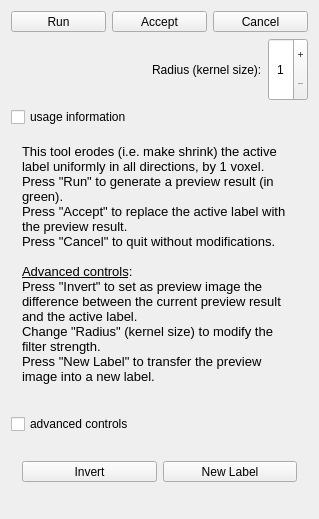
MITK/MITK, file Modules/SegmentationUI/Qmitk/QmitkErodeTool3DGUIControls.ui: the form before one commit.
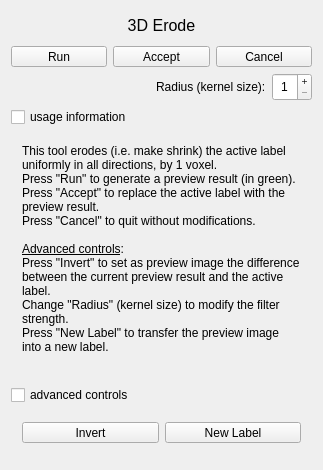
The form after the commit. Icons and pictures are not drawn.

Diff of the .ui file:
```diff
--- a/Modules/SegmentationUI/Qmitk/QmitkErodeTool3DGUIControls.ui
+++ b/Modules/SegmentationUI/Qmitk/QmitkErodeTool3DGUIControls.ui
@@ -6,8 +6,8 @@
    <rect>
     <x>0</x>
     <y>0</y>
-    <width>319</width>
-    <height>519</height>
+    <width>323</width>
+    <height>470</height>
    </rect>
   </property>
   <property name="sizePolicy">
@@ -29,6 +29,21 @@
    <string/>
   </property>
   <layout class="QVBoxLayout" name="verticalLayout_2">
+   <item>
+    <widget class="QLabel" name="label">
+     <property name="font">
+      <font>
+       <pointsize>12</pointsize>
+      </font>
+     </property>
+     <property name="text">
+      <string>3D Erode</string>
+     </property>
+     <property name="alignment">
+      <set>Qt::AlignCenter</set>
+     </property>
+    </widget>
+   </item>
    <item>
     <layout class="QHBoxLayout" name="horizontalLayout">
      <item>
@@ -252,16 +267,16 @@
 &lt;html&gt;&lt;head&gt;&lt;meta name=&quot;qrichtext&quot; content=&quot;1&quot; /&gt;&lt;style type=&quot;text/css&quot;&gt;
 p, li { white-space: pre-wrap; }
 &lt;/style&gt;&lt;/head&gt;&lt;body style=&quot; font-family:'MS Shell Dlg 2'; font-size:8pt; font-weight:400; font-style:normal;&quot;&gt;
-&lt;p style=&quot; margin-top:0px; margin-bottom:0px; margin-left:0px; margin-right:0px; -qt-block-indent:0; text-indent:0px;&quot;&gt;&lt;span style=&quot; font-family:'Sans'; font-size:10pt;&quot;&gt;This tool erodes (i.e. make shrink) the active label uniformly in all directions, by 1 voxel.&lt;/span&gt; &lt;/p&gt;
-&lt;p style=&quot; margin-top:0px; margin-bottom:0px; margin-left:0px; margin-right:0px; -qt-block-indent:0; text-indent:0px;&quot;&gt;&lt;span style=&quot; font-family:'Sans'; font-size:10pt;&quot;&gt;Press &amp;quot;Run&amp;quot; to generate a preview result (in green).&lt;/span&gt;&lt;/p&gt;
-&lt;p style=&quot; margin-top:0px; margin-bottom:0px; margin-left:0px; margin-right:0px; -qt-block-indent:0; text-indent:0px;&quot;&gt;&lt;span style=&quot; font-family:'Sans'; font-size:10pt;&quot;&gt;Press &amp;quot;Accept&amp;quot; to replace the active label with the preview result.&lt;/span&gt;&lt;/p&gt;
-&lt;p style=&quot; margin-top:0px; margin-bottom:0px; margin-left:0px; margin-right:0px; -qt-block-indent:0; text-indent:0px;&quot;&gt;&lt;span style=&quot; font-family:'Sans'; font-size:10pt;&quot;&gt;Press &amp;quot;Cancel&amp;quot; to quit without modifications.&lt;/span&gt;&lt;/p&gt;
-&lt;p style=&quot;-qt-paragraph-type:empty; margin-top:0px; margin-bottom:0px; margin-left:0px; margin-right:0px; -qt-block-indent:0; text-indent:0px; font-family:'Sans'; font-size:10pt;&quot;&gt;&lt;br /&gt;&lt;/p&gt;
-&lt;p style=&quot; margin-top:0px; margin-bottom:0px; margin-left:0px; margin-right:0px; -qt-block-indent:0; text-indent:0px;&quot;&gt;&lt;span style=&quot; font-family:'Sans'; font-size:10pt; text-decoration: underline;&quot;&gt;Advanced controls&lt;/span&gt;&lt;span style=&quot; font-family:'Sans'; font-size:10pt;&quot;&gt;: &lt;/span&gt;&lt;/p&gt;
-&lt;p style=&quot; margin-top:0px; margin-bottom:0px; margin-left:0px; margin-right:0px; -qt-block-indent:0; text-indent:0px;&quot;&gt;&lt;span style=&quot; font-family:'Sans'; font-size:10pt;&quot;&gt;Press &amp;quot;Invert&amp;quot; to set as preview image the difference between the current preview result and the active label.&lt;/span&gt;&lt;/p&gt;
-&lt;p style=&quot; margin-top:0px; margin-bottom:0px; margin-left:0px; margin-right:0px; -qt-block-indent:0; text-indent:0px;&quot;&gt;&lt;span style=&quot; font-family:'Sans'; font-size:10pt;&quot;&gt;Change &amp;quot;Radius&amp;quot; (kernel size) to modify the filter strength.&lt;/span&gt;&lt;/p&gt;
-&lt;p style=&quot; margin-top:0px; margin-bottom:0px; margin-left:0px; margin-right:0px; -qt-block-indent:0; text-indent:0px;&quot;&gt;&lt;span style=&quot; font-family:'Sans'; font-size:10pt;&quot;&gt;Press &amp;quot;New Label&amp;quot; to transfer the preview image into a new label.&lt;/span&gt;&lt;/p&gt;
-&lt;p style=&quot;-qt-paragraph-type:empty; margin-top:0px; margin-bottom:0px; margin-left:0px; margin-right:0px; -qt-block-indent:0; text-indent:0px;&quot;&gt;&lt;br /&gt;&lt;/p&gt;&lt;/body&gt;&lt;/html&gt;</string>
+&lt;p style=&quot; margin-top:0px; margin-bottom:0px; margin-left:0px; margin-right:0px; -qt-block-indent:0; text-indent:0px;&quot;&gt;&lt;span style=&quot; font-family:'Sans'; font-size:9pt;&quot;&gt;This tool erodes (i.e. make shrink) the active label uniformly in all directions, by 1 voxel.&lt;/span&gt;&lt;span style=&quot; font-size:9pt;&quot;&gt; &lt;/span&gt;&lt;/p&gt;
+&lt;p style=&quot; margin-top:0px; margin-bottom:0px; margin-left:0px; margin-right:0px; -qt-block-indent:0; text-indent:0px;&quot;&gt;&lt;span style=&quot; font-family:'Sans'; font-size:9pt;&quot;&gt;Press &amp;quot;Run&amp;quot; to generate a preview result (in green).&lt;/span&gt;&lt;/p&gt;
+&lt;p style=&quot; margin-top:0px; margin-bottom:0px; margin-left:0px; margin-right:0px; -qt-block-indent:0; text-indent:0px;&quot;&gt;&lt;span style=&quot; font-family:'Sans'; font-size:9pt;&quot;&gt;Press &amp;quot;Accept&amp;quot; to replace the active label with the preview result.&lt;/span&gt;&lt;/p&gt;
+&lt;p style=&quot; margin-top:0px; margin-bottom:0px; margin-left:0px; margin-right:0px; -qt-block-indent:0; text-indent:0px;&quot;&gt;&lt;span style=&quot; font-family:'Sans'; font-size:9pt;&quot;&gt;Press &amp;quot;Cancel&amp;quot; to quit without modifications.&lt;/span&gt;&lt;/p&gt;
+&lt;p style=&quot;-qt-paragraph-type:empty; margin-top:0px; margin-bottom:0px; margin-left:0px; margin-right:0px; -qt-block-indent:0; text-indent:0px; font-family:'Sans'; font-size:9pt;&quot;&gt;&lt;br /&gt;&lt;/p&gt;
+&lt;p style=&quot; margin-top:0px; margin-bottom:0px; margin-left:0px; margin-right:0px; -qt-block-indent:0; text-indent:0px;&quot;&gt;&lt;span style=&quot; font-family:'Sans'; font-size:9pt; text-decoration: underline;&quot;&gt;Advanced controls&lt;/span&gt;&lt;span style=&quot; font-family:'Sans'; font-size:9pt;&quot;&gt;: &lt;/span&gt;&lt;/p&gt;
+&lt;p style=&quot; margin-top:0px; margin-bottom:0px; margin-left:0px; margin-right:0px; -qt-block-indent:0; text-indent:0px;&quot;&gt;&lt;span style=&quot; font-family:'Sans'; font-size:9pt;&quot;&gt;Press &amp;quot;Invert&amp;quot; to set as preview image the difference between the current preview result and the active label.&lt;/span&gt;&lt;/p&gt;
+&lt;p style=&quot; margin-top:0px; margin-bottom:0px; margin-left:0px; margin-right:0px; -qt-block-indent:0; text-indent:0px;&quot;&gt;&lt;span style=&quot; font-family:'Sans'; font-size:9pt;&quot;&gt;Change &amp;quot;Radius&amp;quot; (kernel size) to modify the filter strength.&lt;/span&gt;&lt;/p&gt;
+&lt;p style=&quot; margin-top:0px; margin-bottom:0px; margin-left:0px; margin-right:0px; -qt-block-indent:0; text-indent:0px;&quot;&gt;&lt;span style=&quot; font-family:'Sans'; font-size:9pt;&quot;&gt;Press &amp;quot;New Label&amp;quot; to transfer the preview image into a new label.&lt;/span&gt;&lt;/p&gt;
+&lt;p style=&quot;-qt-paragraph-type:empty; margin-top:0px; margin-bottom:0px; margin-left:0px; margin-right:0px; -qt-block-indent:0; text-indent:0px; font-size:9pt;&quot;&gt;&lt;br /&gt;&lt;/p&gt;&lt;/body&gt;&lt;/html&gt;</string>
         </property>
         <property name="alignment">
          <set>Qt::AlignVCenter</set>
```
